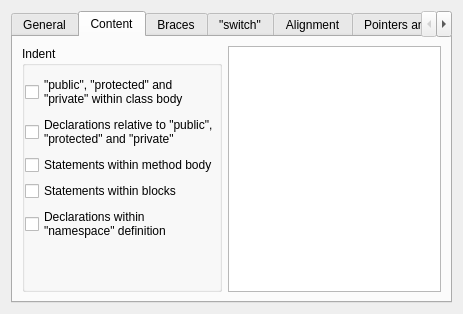
First picture: the form in src/plugins/cpptools/cppcodestylesettingspage.ui, repository qt-creator/qt-creator, before the edit.
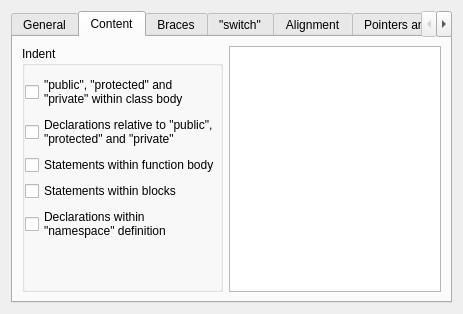
Second picture: the form after the edit. The open tabs and pages were chosen to show the change. Custom widgets are drawn as their Qt base class.

The edit to the form file:
```diff
--- a/src/plugins/cpptools/cppcodestylesettingspage.ui
+++ b/src/plugins/cpptools/cppcodestylesettingspage.ui
@@ -101,7 +101,7 @@
           <item>
            <widget class="QCheckBox" name="indentFunctionBody">
             <property name="text">
-             <string>Statements within method body</string>
+             <string>Statements within function body</string>
             </property>
            </widget>
           </item>
```
Left out of the diff: 4 changed lines with no effect on the pictures.
